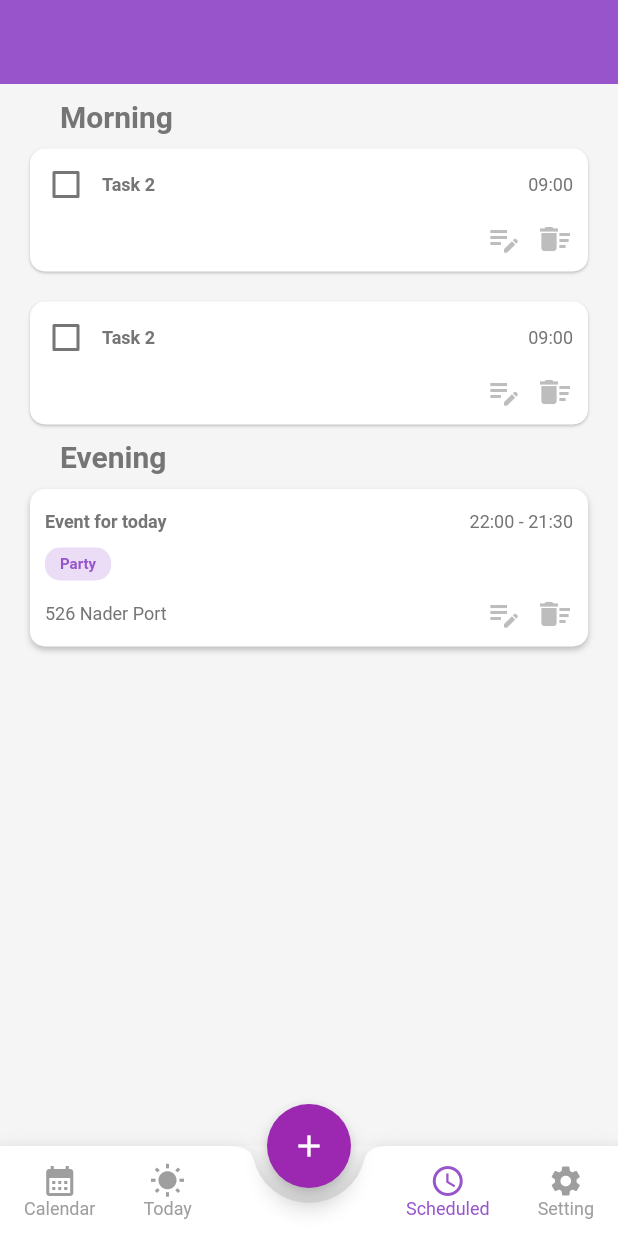
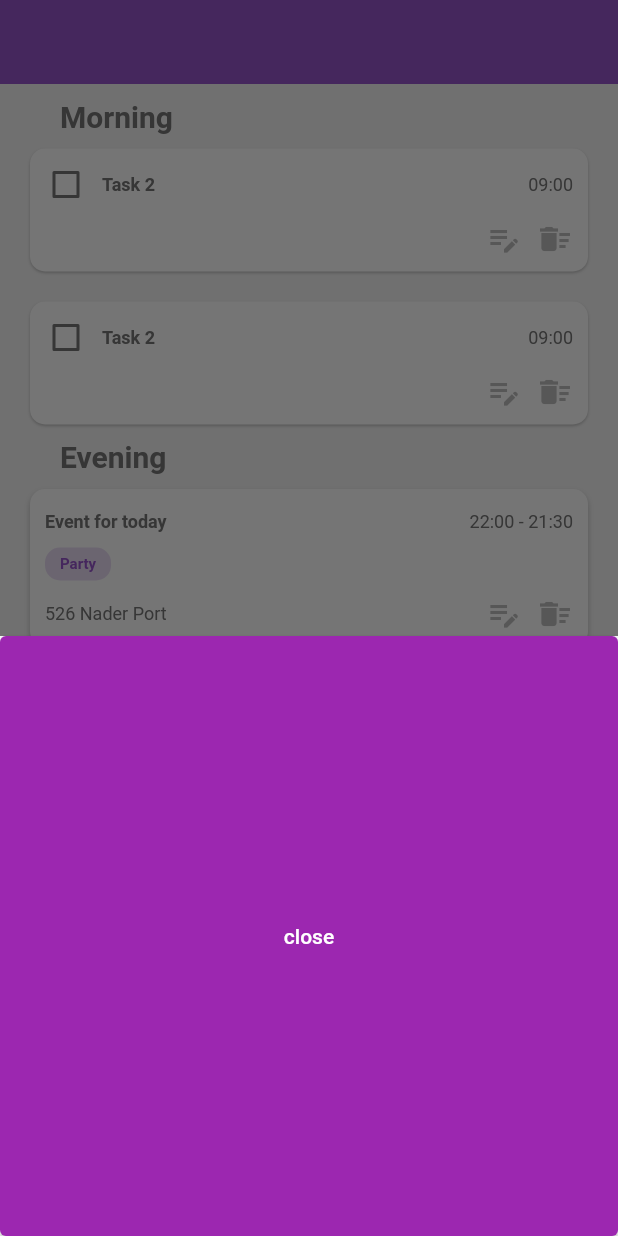
Before and after one commit to Khaniee/calendar_app, a Flutter app: the screen it shows after launch, item 3 of the bottom bar chosen, after a tap on the "add" icon, on a phone screen of 412 x 824 dp. Run offline on Flutter 3.47's test engine with Material 2 defaults, Android fonts, the phone set to English and light mode, and no system bars; our stand-ins replace sqflite, table_calendar; accounts and stored records are empty.

Commit message:
add bottom sheet

```diff
--- a/lib/bottom_navbar_pages.dart
+++ b/lib/bottom_navbar_pages.dart
@@ -32,7 +32,20 @@ class _BottomNavBarPagesState extends State<BottomNavBarPages> {
         bucket: bucket,
       ),
       floatingActionButton: FloatingActionButton(
-        onPressed: () {},
+        onPressed: () {
+          showModalBottomSheet(
+              context: context,
+              builder: (BuildContext context) {
+                return SizedBox(
+                  height: 400,
+                  child: ElevatedButton(
+                      onPressed: () {
+                        Navigator.pop(context);
+                      },
+                      child: const Text("close")),
+                );
+              });
+        },
         child: Icon(Icons.add),
       ),
       floatingActionButtonLocation: FloatingActionButtonLocation.centerDocked,
```
